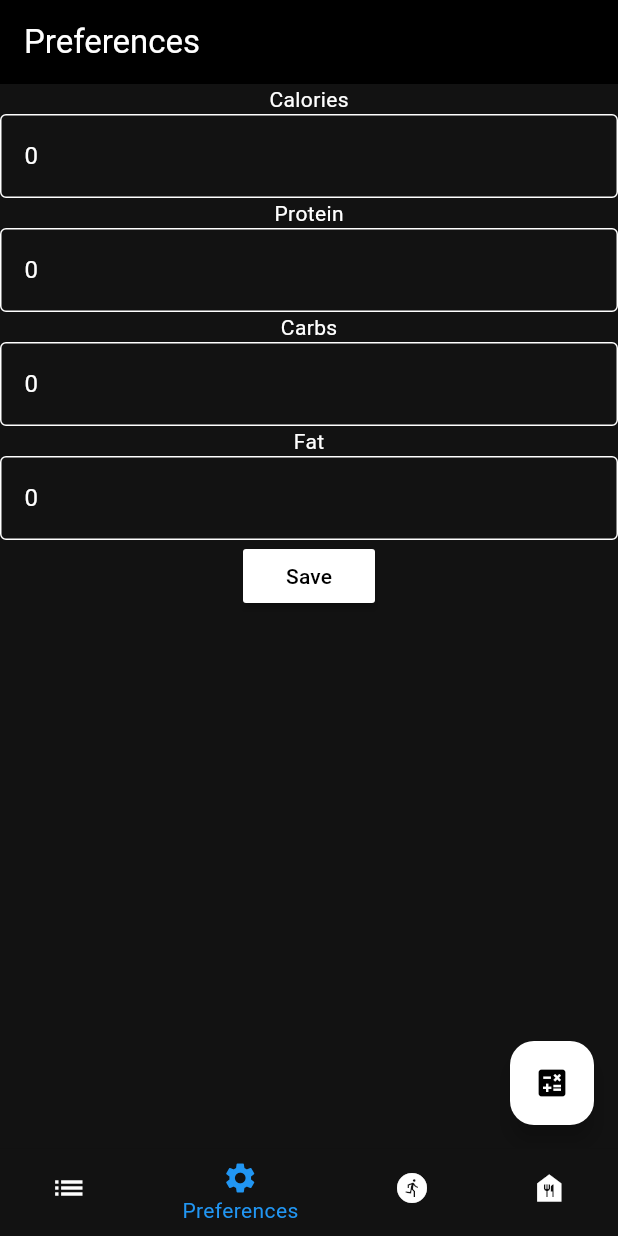
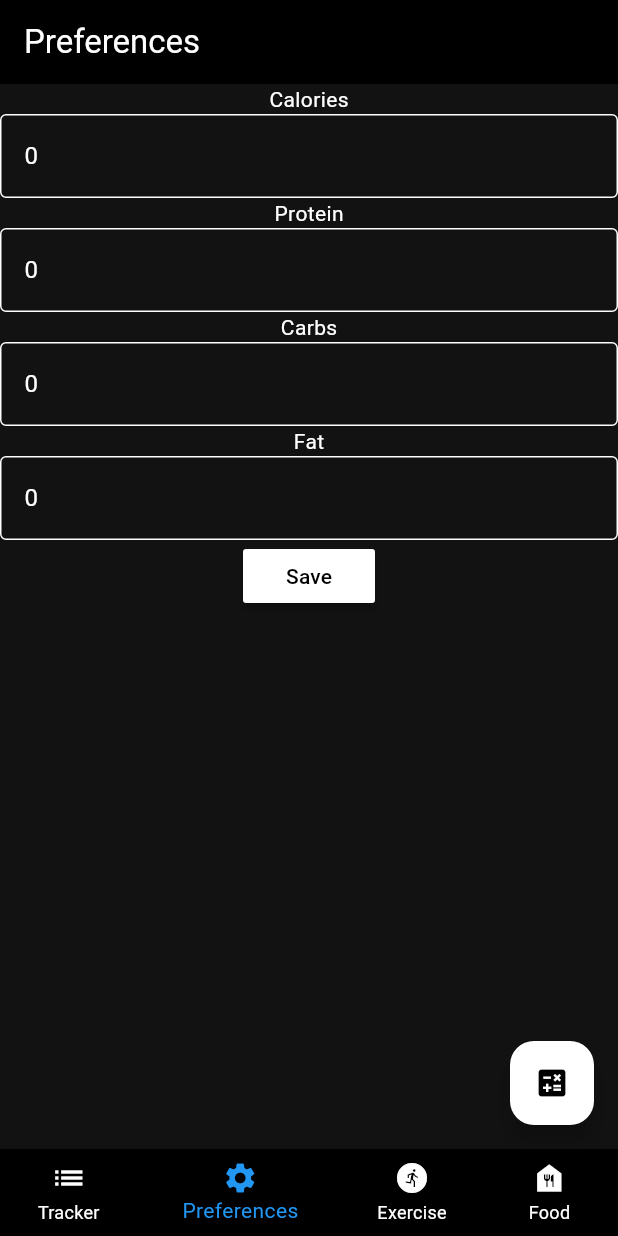
Before and after one commit to r2andrew/caloreasy, a Flutter app: the screen it shows after launch, item 2 of the bottom bar chosen, on a phone screen of 412 x 824 dp. Run offline on Flutter 3.47's test engine with Material 3 defaults, Android fonts, the phone set to English and light mode, and no system bars; our stand-ins replace flutter_local_notifications, flutter_slidable, hive, hive_flutter; missing offline and left inert: android_alarm_manager_plus, openfoodfacts; accounts and stored records are empty.

Commit message:
only tracker page selectable if viewing past days

```diff
--- a/lib/pages/base_page.dart
+++ b/lib/pages/base_page.dart
@@ -16,6 +16,8 @@ class _BasePageState extends State<BasePage> {
   int _selectedIndex = 0;
 
   DateTime selectedDate = DateTime.now()
+      .copyWith(hour: 0, minute: 0, second: 0, millisecond: 0, microsecond: 0);
+  DateTime todaysDate = DateTime.now()
       .copyWith(hour: 0, minute: 0, second: 0, millisecond: 0, microsecond: 0);
 
   void navigateBottomBar (int index) {
@@ -58,17 +60,19 @@ class _BasePageState extends State<BasePage> {
     }
   }
 
-  @override
-  Widget build(BuildContext context) {
+  Widget navBar () {
+    if (selectedDate == todaysDate) {
       return Scaffold(
         body: getPage(_selectedIndex),
         bottomNavigationBar: BottomNavigationBar(
+            showUnselectedLabels: true,
             unselectedItemColor: Colors.white,
             selectedItemColor: Colors.blue,
             currentIndex: _selectedIndex,
             onTap: navigateBottomBar,
             items: [
               BottomNavigationBarItem(
+                  backgroundColor: Colors.black,
                   icon: Icon(Icons.list),
                   label: 'Tracker'
               ),
@@ -78,14 +82,49 @@ class _BasePageState extends State<BasePage> {
               ),
               BottomNavigationBarItem(
                   icon: Icon(Icons.run_circle),
-                label: 'Add Exercise'
+                  label: 'Exercise'
               ),
               BottomNavigationBarItem(
                   icon: Icon(Icons.food_bank),
-                label: 'Add Food'
+                  label: 'Food'
+              ),
+            ]
+        ),
+      );
+    } else {
+      return Scaffold(
+        body: TrackerPage(updateDate: updateDate, selectedDate: selectedDate),
+        bottomNavigationBar: BottomNavigationBar(
+            showUnselectedLabels: true,
+            unselectedItemColor: Colors.grey[800],
+            selectedItemColor: Colors.blue,
+            currentIndex: 0,
+            items: [
+              BottomNavigationBarItem(
+                  backgroundColor: Colors.black,
+                  icon: Icon(Icons.list),
+                  label: 'Tracker'
+              ),
+              BottomNavigationBarItem(
+                  icon: Icon(Icons.settings),
+                  label: 'Preferences'
+              ),
+              BottomNavigationBarItem(
+                  icon: Icon(Icons.run_circle),
+                  label: 'Exercise'
+              ),
+              BottomNavigationBarItem(
+                  icon: Icon(Icons.food_bank),
+                  label: 'Food'
               ),
             ]
         ),
       );
     }
   }
+
+  @override
+  Widget build(BuildContext context) {
+    return navBar();
+  }
+}
```
Lines whose indentation alone changed are shown as unchanged.
